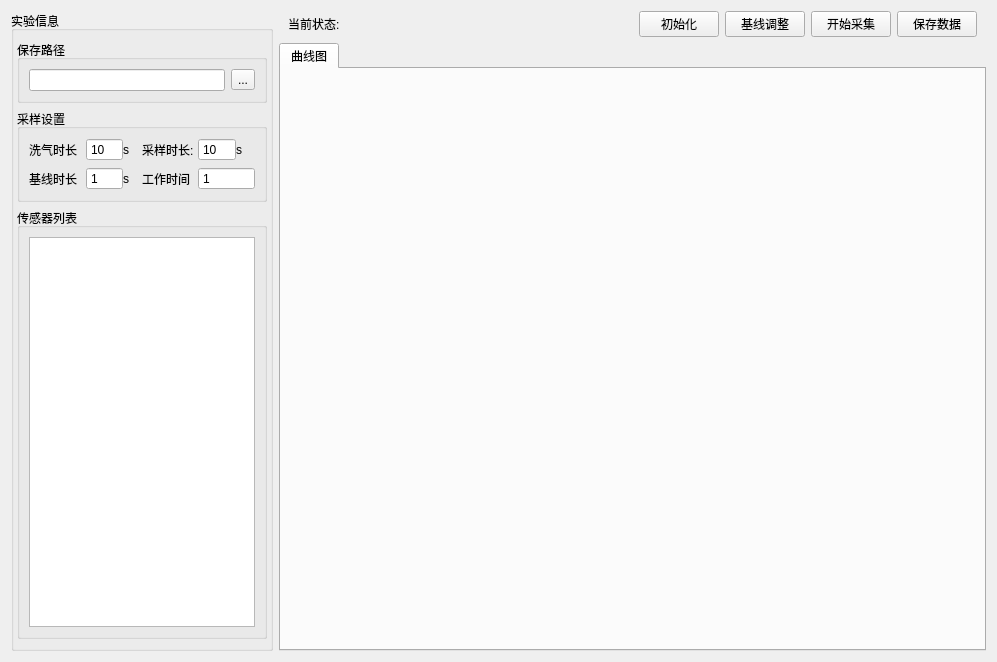
WMSF111/E_Nose, file Enose/resource_ui/ui_file/ChooseAndShow.ui: the form before one commit.
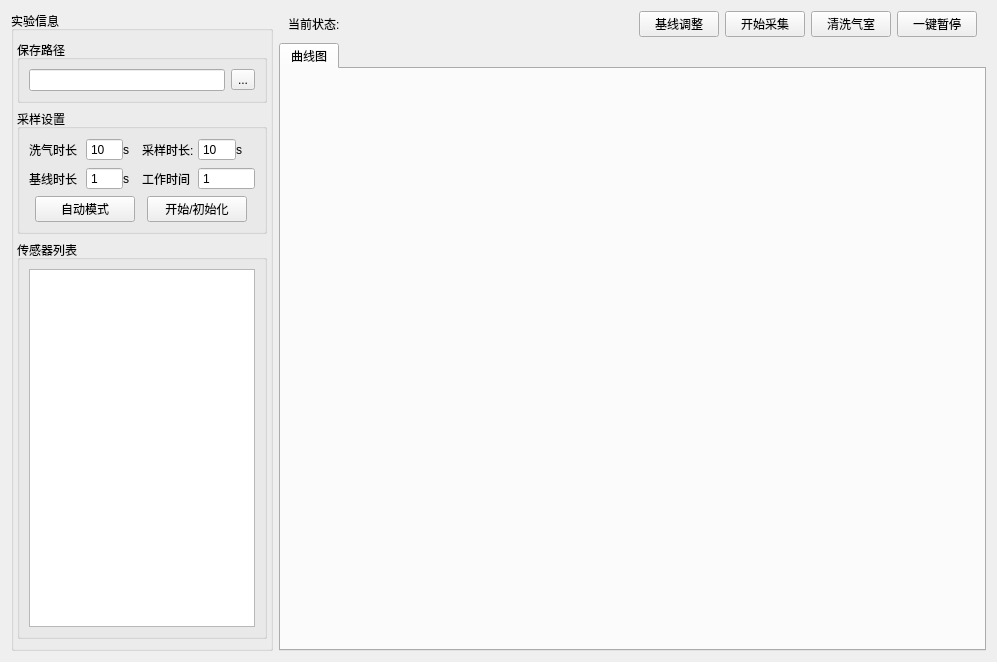
The form after the commit.

```diff
--- a/Enose/resource_ui/ui_file/ChooseAndShow.ui
+++ b/Enose/resource_ui/ui_file/ChooseAndShow.ui
@@ -225,6 +225,36 @@
              </item>
             </layout>
            </item>
+           <item>
+            <layout class="QHBoxLayout" name="horizontalLayout_4">
+             <item>
+              <widget class="QPushButton" name="Auto_Button">
+               <property name="maximumSize">
+                <size>
+                 <width>100</width>
+                 <height>32</height>
+                </size>
+               </property>
+               <property name="text">
+                <string>自动模式</string>
+               </property>
+              </widget>
+             </item>
+             <item>
+              <widget class="QPushButton" name="InitPos_Button">
+               <property name="maximumSize">
+                <size>
+                 <width>100</width>
+                 <height>32</height>
+                </size>
+               </property>
+               <property name="text">
+                <string>开始/初始化</string>
+               </property>
+              </widget>
+             </item>
+            </layout>
+           </item>
           </layout>
          </widget>
         </item>
@@ -258,7 +288,7 @@
      </item>
      <item row="0" column="1">
       <widget class="QWidget" name="widget" native="true">
-       <layout class="QHBoxLayout" name="horizontalLayout" stretch="1,10,0,0,1,1">
+       <layout class="QHBoxLayout" name="horizontalLayout" stretch="1,10,0,0,0,0">
         <property name="topMargin">
          <number>0</number>
         </property>
@@ -288,19 +318,6 @@
           </property>
          </widget>
         </item>
-        <item>
-         <widget class="QPushButton" name="InitPos_Button">
-          <property name="maximumSize">
-           <size>
-            <width>100</width>
-            <height>32</height>
-           </size>
-          </property>
-          <property name="text">
-           <string>初始化</string>
-          </property>
-         </widget>
-        </item>
         <item>
          <widget class="QPushButton" name="Clear_Button">
           <property name="maximumSize">
@@ -336,7 +353,20 @@
            </size>
           </property>
           <property name="text">
-           <string>保存数据</string>
+           <string>清洗气室</string>
+          </property>
+         </widget>
+        </item>
+        <item>
+         <widget class="QPushButton" name="Stop_Button">
+          <property name="maximumSize">
+           <size>
+            <width>100</width>
+            <height>32</height>
+           </size>
+          </property>
+          <property name="text">
+           <string>一键暂停</string>
           </property>
          </widget>
         </item>
```
Left out of the diff: 2 changed lines with no effect on the pictures.
